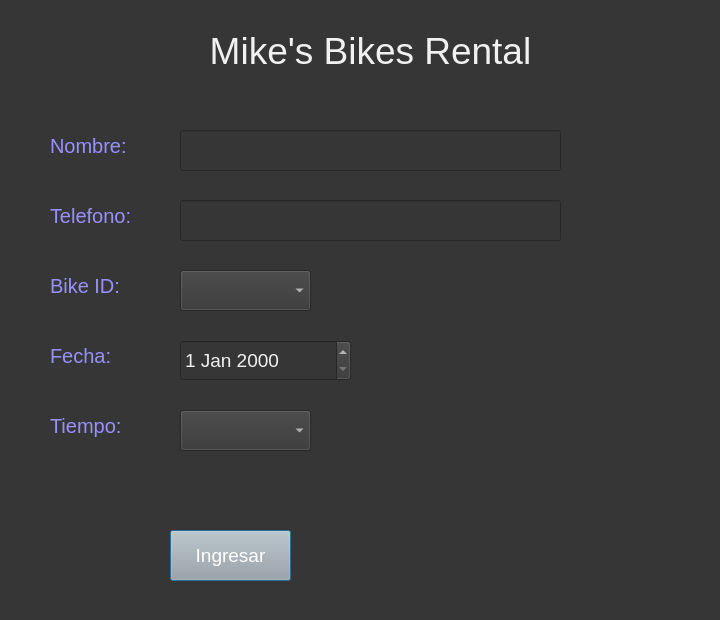
Old version of the form homescreen.ui in the repository AdrianVargas23/MikesBikes.
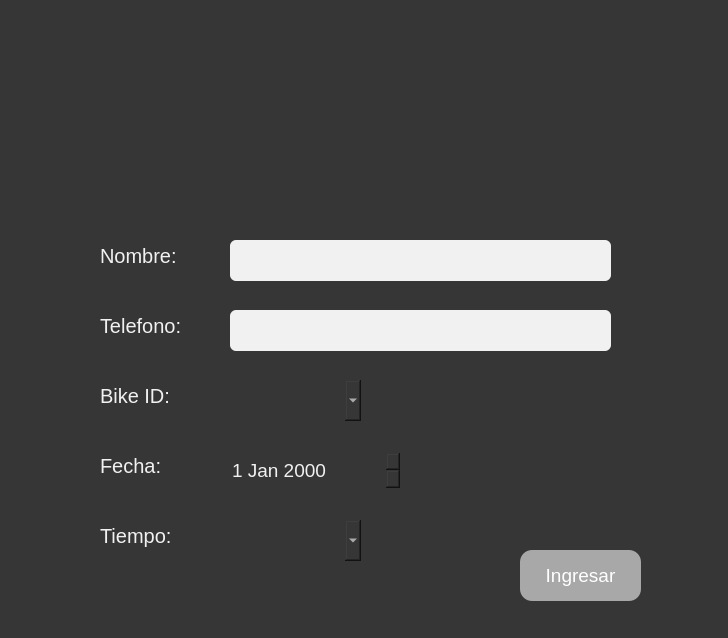
New version of the form. Icons and pictures are not drawn.

```diff
--- a/homescreen.ui
+++ b/homescreen.ui
@@ -6,8 +6,8 @@
    <rect>
     <x>0</x>
     <y>0</y>
-    <width>720</width>
-    <height>620</height>
+    <width>728</width>
+    <height>638</height>
    </rect>
   </property>
   <property name="windowTitle">
@@ -19,17 +19,23 @@
   <widget class="QLabel" name="title">
    <property name="geometry">
     <rect>
-     <x>170</x>
-     <y>30</y>
-     <width>401</width>
-     <height>41</height>
+     <x>260</x>
+     <y>10</y>
+     <width>221</width>
+     <height>201</height>
     </rect>
    </property>
    <property name="styleSheet">
     <string notr="true">color: rgb(241, 241, 241); font-size:28pt;</string>
    </property>
    <property name="text">
-    <string>Mike's Bikes Rental</string>
+    <string/>
+   </property>
+   <property name="pixmap">
+    <pixmap>MIKES_BIKE.png</pixmap>
+   </property>
+   <property name="scaledContents">
+    <bool>true</bool>
    </property>
    <property name="alignment">
     <set>Qt::AlignCenter</set>
@@ -41,14 +47,14 @@
   <widget class="QLabel" name="namelabel">
    <property name="geometry">
     <rect>
-     <x>50</x>
-     <y>130</y>
+     <x>100</x>
+     <y>240</y>
      <width>101</width>
      <height>31</height>
     </rect>
    </property>
    <property name="styleSheet">
-    <string notr="true">font-size:15pt; color:rgb(153, 144, 255)</string>
+    <string notr="true">font-size:15pt; color: rgb(241, 241, 241)</string>
    </property>
    <property name="text">
     <string>Nombre:</string>
@@ -57,14 +63,14 @@
   <widget class="QLabel" name="phonelabel">
    <property name="geometry">
     <rect>
-     <x>50</x>
-     <y>200</y>
+     <x>100</x>
+     <y>310</y>
      <width>111</width>
      <height>31</height>
     </rect>
    </property>
    <property name="styleSheet">
-    <string notr="true">font-size:15pt; color:rgb(153, 144, 255)</string>
+    <string notr="true">font-size:15pt; color: rgb(241, 241, 241)</string>
    </property>
    <property name="text">
     <string>Telefono:</string>
@@ -73,41 +79,41 @@
   <widget class="QLineEdit" name="nameLineEdit">
    <property name="geometry">
     <rect>
-     <x>180</x>
-     <y>130</y>
+     <x>230</x>
+     <y>240</y>
      <width>381</width>
      <height>41</height>
     </rect>
    </property>
    <property name="styleSheet">
-    <string notr="true">font-size:14pt; color: rgb(241, 241, 241)</string>
+    <string notr="true">font-size:14pt; color: rgb(241, 241, 241); background-color: rgb(241, 241, 241); border-radius: 6px</string>
    </property>
   </widget>
   <widget class="QLineEdit" name="phoneLineEdit">
    <property name="geometry">
     <rect>
-     <x>180</x>
-     <y>200</y>
+     <x>230</x>
+     <y>310</y>
      <width>381</width>
      <height>41</height>
     </rect>
    </property>
    <property name="styleSheet">
-    <string notr="true">font-size:14pt; color: rgb(241, 241, 241)</string>
+    <string notr="true">font-size:14pt; color: rgb(241, 241, 241); background-color: rgb(241, 241, 241); border-radius: 6px</string>
    </property>
   </widget>
   <widget class="QPushButton" name="acceptButton">
    <property name="geometry">
     <rect>
-     <x>170</x>
-     <y>530</y>
+     <x>520</x>
+     <y>550</y>
      <width>121</width>
      <height>51</height>
     </rect>
    </property>
    <property name="styleSheet">
     <string notr="true">background-color: rgb(167, 168, 167); font-size:14pt; 
-color: rgb(255, 255, 255);</string>
+color: rgb(255, 255, 255); border-radius: 12px</string>
    </property>
    <property name="text">
     <string>Ingresar</string>
@@ -116,14 +122,14 @@
   <widget class="QLabel" name="datelabel">
    <property name="geometry">
     <rect>
-     <x>50</x>
-     <y>340</y>
+     <x>100</x>
+     <y>450</y>
      <width>111</width>
      <height>31</height>
     </rect>
    </property>
    <property name="styleSheet">
-    <string notr="true">font-size:15pt; color:rgb(153, 144, 255)</string>
+    <string notr="true">font-size:15pt; color: rgb(241, 241, 241)</string>
    </property>
    <property name="text">
     <string>Fecha:</string>
@@ -132,14 +138,14 @@
   <widget class="QLabel" name="bikeIDlabel">
    <property name="geometry">
     <rect>
-     <x>50</x>
-     <y>270</y>
+     <x>100</x>
+     <y>380</y>
      <width>101</width>
      <height>31</height>
     </rect>
    </property>
    <property name="styleSheet">
-    <string notr="true">font-size:15pt; color:rgb(153, 144, 255)</string>
+    <string notr="true">font-size:15pt; color: rgb(241, 241, 241)</string>
    </property>
    <property name="text">
     <string>Bike ID:</string>
@@ -148,27 +154,27 @@
   <widget class="QComboBox" name="timeComboBox">
    <property name="geometry">
     <rect>
-     <x>180</x>
-     <y>410</y>
+     <x>230</x>
+     <y>520</y>
      <width>131</width>
      <height>41</height>
     </rect>
    </property>
    <property name="styleSheet">
-    <string notr="true">font-size:14pt; color: rgb(241, 241, 241)</string>
+    <string notr="true">font-size:14pt; color: rgb(241, 241, 241); border-radius: 6px</string>
    </property>
   </widget>
   <widget class="QLabel" name="timelabel">
    <property name="geometry">
     <rect>
-     <x>50</x>
-     <y>410</y>
+     <x>100</x>
+     <y>520</y>
      <width>111</width>
      <height>31</height>
     </rect>
    </property>
    <property name="styleSheet">
-    <string notr="true">font-size:15pt; color:rgb(153, 144, 255)</string>
+    <string notr="true">font-size:15pt; color: rgb(241, 241, 241)</string>
    </property>
    <property name="text">
     <string>Tiempo:</string>
@@ -177,27 +183,28 @@
   <widget class="QDateEdit" name="dateEdit">
    <property name="geometry">
     <rect>
-     <x>180</x>
-     <y>340</y>
+     <x>230</x>
+     <y>450</y>
      <width>171</width>
      <height>41</height>
     </rect>
    </property>
    <property name="styleSheet">
-    <string notr="true">font-size:14pt; color: rgb(241, 241, 241)</string>
+    <string notr="true">font-size:14pt; color: rgb(241, 241, 241); border-radius: 6px</string>
    </property>
   </widget>
   <widget class="QComboBox" name="bikeidComboBox">
    <property name="geometry">
     <rect>
-     <x>180</x>
-     <y>270</y>
+     <x>230</x>
+     <y>380</y>
      <width>131</width>
      <height>41</height>
     </rect>
    </property>
    <property name="styleSheet">
-    <string notr="true">font-size:14pt; color: rgb(241, 241, 241)</string>
+    <string notr="true">font-size:14pt; color: rgb(241, 241, 241); border-radius: 6px;
+border-color: rgb(207, 207, 207); border-width: 15px</string>
    </property>
   </widget>
  </widget>
```
